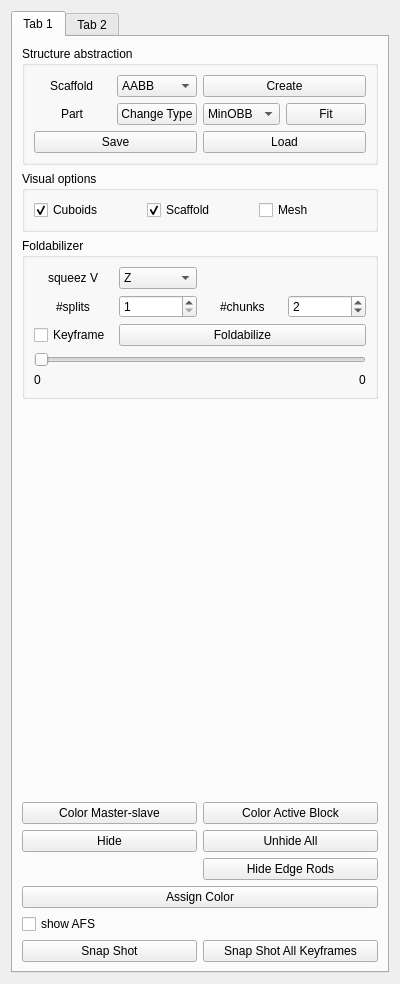
This is FoldPlugin/FdWidget.ui in letienhung/fold-hcc as Qt 5 draws it before an edit. The edited form follows.
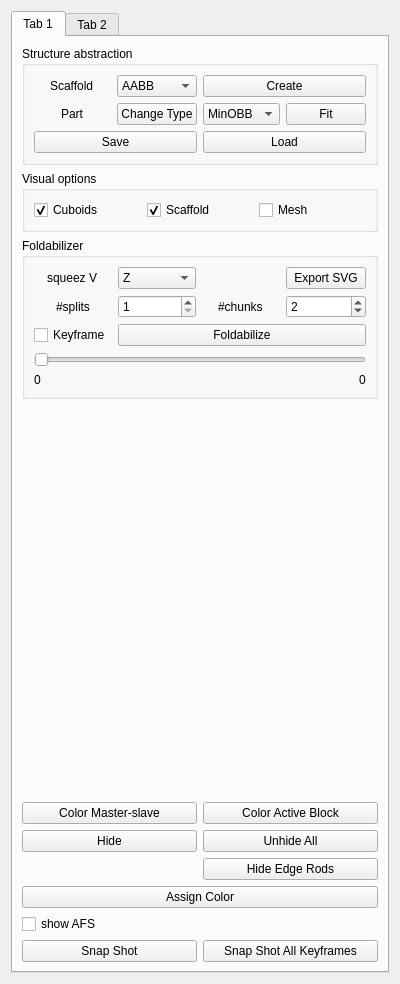
This is the edited form.

Commit message: Added SVG export option.

Patch:
```diff
--- a/FoldPlugin/FdWidget.ui
+++ b/FoldPlugin/FdWidget.ui
@@ -188,6 +188,13 @@
             </property>
            </widget>
           </item>
+          <item row="1" column="3">
+           <widget class="QPushButton" name="exportVector">
+            <property name="text">
+             <string>Export SVG</string>
+            </property>
+           </widget>
+          </item>
          </layout>
         </widget>
        </item>
```
The commit also changes 4 other files.
